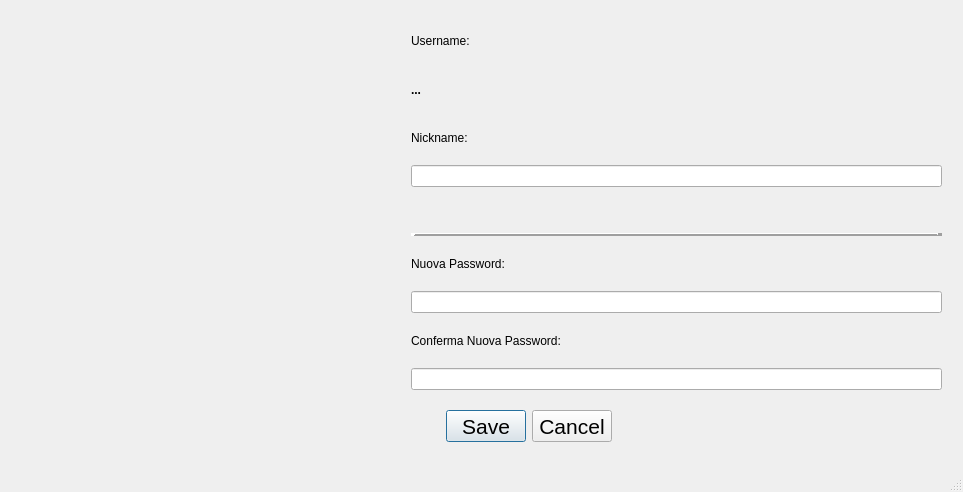
Before: the Qt Designer form Login/profilepage.ui in cosimo265598/Edilive, drawn with Qt 5.
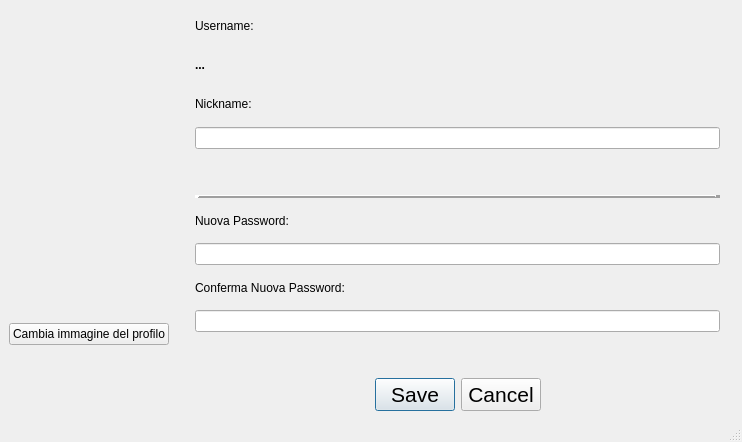
After: the same form once the commit is applied. Custom widgets are drawn as their Qt base class.

Commit message: Add method in BUILDER MESSAGE, fix ui of profile ,implemented method serve side for send dataprofile

```diff
--- a/Login/profilepage.ui
+++ b/Login/profilepage.ui
@@ -6,88 +6,109 @@
    <rect>
     <x>0</x>
     <y>0</y>
-    <width>963</width>
-    <height>492</height>
+    <width>742</width>
+    <height>442</height>
    </rect>
   </property>
+  <property name="sizePolicy">
+   <sizepolicy hsizetype="Preferred" vsizetype="Preferred">
+    <horstretch>0</horstretch>
+    <verstretch>0</verstretch>
+   </sizepolicy>
+  </property>
   <property name="windowTitle">
    <string>MainWindow</string>
   </property>
   <widget class="QWidget" name="centralwidget">
-   <widget class="QLabel" name="label_imagine_profilo">
-    <property name="geometry">
-     <rect>
-      <x>782</x>
-      <y>9</y>
-      <width>16</width>
-      <height>17</height>
-     </rect>
-    </property>
-    <property name="text">
-     <string/>
-    </property>
-    <property name="scaledContents">
-     <bool>true</bool>
-    </property>
-   </widget>
-   <widget class="QDialogButtonBox" name="buttonBox_ok_cancel">
-    <property name="geometry">
-     <rect>
-      <x>440</x>
-      <y>410</y>
-      <width>178</width>
-      <height>32</height>
-     </rect>
-    </property>
-    <property name="sizePolicy">
-     <sizepolicy hsizetype="Expanding" vsizetype="Fixed">
-      <horstretch>0</horstretch>
-      <verstretch>0</verstretch>
-     </sizepolicy>
-    </property>
-    <property name="font">
-     <font>
-      <pointsize>16</pointsize>
-      <weight>50</weight>
-      <bold>false</bold>
-      <underline>false</underline>
-      <strikeout>false</strikeout>
-     </font>
-    </property>
-    <property name="autoFillBackground">
-     <bool>false</bool>
-    </property>
-    <property name="inputMethodHints">
-     <set>Qt::ImhNone</set>
-    </property>
-    <property name="orientation">
-     <enum>Qt::Horizontal</enum>
-    </property>
-    <property name="standardButtons">
-     <set>QDialogButtonBox::Cancel|QDialogButtonBox::Save</set>
-    </property>
-    <property name="centerButtons">
-     <bool>true</bool>
-    </property>
-   </widget>
-   <widget class="QWidget" name="widget" native="true">
-    <property name="geometry">
-     <rect>
-      <x>10</x>
-      <y>10</y>
-      <width>941</width>
-      <height>381</height>
-     </rect>
-    </property>
-    <widget class="QWidget" name="">
-     <property name="geometry">
-      <rect>
-       <x>401</x>
-       <y>9</y>
-       <width>531</width>
-       <height>371</height>
-      </rect>
-     </property>
+   <layout class="QHBoxLayout" name="horizontalLayout_2">
+    <item>
+     <layout class="QVBoxLayout" name="verticalLayout_2">
+      <item>
+       <layout class="QHBoxLayout" name="horizontalLayout">
+        <item>
+         <spacer name="horizontalSpacer_2">
+          <property name="orientation">
+           <enum>Qt::Horizontal</enum>
+          </property>
+          <property name="sizeType">
+           <enum>QSizePolicy::Maximum</enum>
+          </property>
+          <property name="sizeHint" stdset="0">
+           <size>
+            <width>40</width>
+            <height>20</height>
+           </size>
+          </property>
+         </spacer>
+        </item>
+        <item>
+         <widget class="ProfileImage" name="profileImage">
+          <property name="sizePolicy">
+           <sizepolicy hsizetype="Fixed" vsizetype="Fixed">
+            <horstretch>0</horstretch>
+            <verstretch>0</verstretch>
+           </sizepolicy>
+          </property>
+          <property name="minimumSize">
+           <size>
+            <width>180</width>
+            <height>180</height>
+           </size>
+          </property>
+          <property name="baseSize">
+           <size>
+            <width>0</width>
+            <height>0</height>
+           </size>
+          </property>
+          <property name="text">
+           <string/>
+          </property>
+          <property name="scaledContents">
+           <bool>false</bool>
+          </property>
+         </widget>
+        </item>
+        <item>
+         <spacer name="horizontalSpacer">
+          <property name="orientation">
+           <enum>Qt::Horizontal</enum>
+          </property>
+          <property name="sizeType">
+           <enum>QSizePolicy::Maximum</enum>
+          </property>
+          <property name="sizeHint" stdset="0">
+           <size>
+            <width>40</width>
+            <height>20</height>
+           </size>
+          </property>
+         </spacer>
+        </item>
+       </layout>
+      </item>
+      <item>
+       <widget class="QPushButton" name="pushButton">
+        <property name="sizePolicy">
+         <sizepolicy hsizetype="Maximum" vsizetype="Maximum">
+          <horstretch>0</horstretch>
+          <verstretch>0</verstretch>
+         </sizepolicy>
+        </property>
+        <property name="minimumSize">
+         <size>
+          <width>0</width>
+          <height>0</height>
+         </size>
+        </property>
+        <property name="text">
+         <string>Cambia immagine del profilo</string>
+        </property>
+       </widget>
+      </item>
+     </layout>
+    </item>
+    <item>
      <layout class="QVBoxLayout" name="verticalLayout">
       <item>
        <widget class="QLabel" name="label_username">
@@ -194,26 +215,60 @@
       <item>
        <widget class="QLineEdit" name="lineEdit_confirm_password"/>
       </item>
+      <item>
+       <spacer name="verticalSpacer_2">
+        <property name="orientation">
+         <enum>Qt::Vertical</enum>
+        </property>
+        <property name="sizeType">
+         <enum>QSizePolicy::Minimum</enum>
+        </property>
+        <property name="sizeHint" stdset="0">
+         <size>
+          <width>20</width>
+          <height>40</height>
+         </size>
+        </property>
+       </spacer>
+      </item>
+      <item>
+       <widget class="QDialogButtonBox" name="buttonBox_ok_cancel">
+        <property name="sizePolicy">
+         <sizepolicy hsizetype="Expanding" vsizetype="Fixed">
+          <horstretch>0</horstretch>
+          <verstretch>0</verstretch>
+         </sizepolicy>
+        </property>
+        <property name="font">
+         <font>
+          <pointsize>16</pointsize>
+          <weight>50</weight>
+          <bold>false</bold>
+          <underline>false</underline>
+          <strikeout>false</strikeout>
+         </font>
+        </property>
+        <property name="autoFillBackground">
+         <bool>false</bool>
+        </property>
+        <property name="inputMethodHints">
+         <set>Qt::ImhNone</set>
+        </property>
+        <property name="orientation">
+         <enum>Qt::Horizontal</enum>
+        </property>
+        <property name="standardButtons">
+         <set>QDialogButtonBox::Cancel|QDialogButtonBox::Save</set>
+        </property>
+        <property name="centerButtons">
+         <bool>true</bool>
+        </property>
+       </widget>
+      </item>
      </layout>
-    </widget>
-    <widget class="QWidget" name="widget_2" native="true">
-     <property name="geometry">
-      <rect>
-       <x>10</x>
-       <y>9</y>
-       <width>351</width>
-       <height>371</height>
-      </rect>
-     </property>
-     <widget class="ProfileImage" name="profileImage">
-      <property name="geometry">
-       <rect>
-        <x>70</x>
-        <y>0</y>
-        <width>191</width>
-        <height>181</height>
-       </rect>
-      </property>
+    </item>
+    <item>
+     <widget class="QLabel" name="label_imagine_profilo">
       <property name="text">
        <string/>
       </property>
@@ -221,8 +276,8 @@
        <bool>false</bool>
       </property>
      </widget>
-    </widget>
-   </widget>
+    </item>
+   </layout>
   </widget>
   <widget class="QMenuBar" name="menubar">
    <property name="geometry">
```
Left out of the diff: 4 changed lines with no effect on the pictures. The commit also changes 18 other files.
